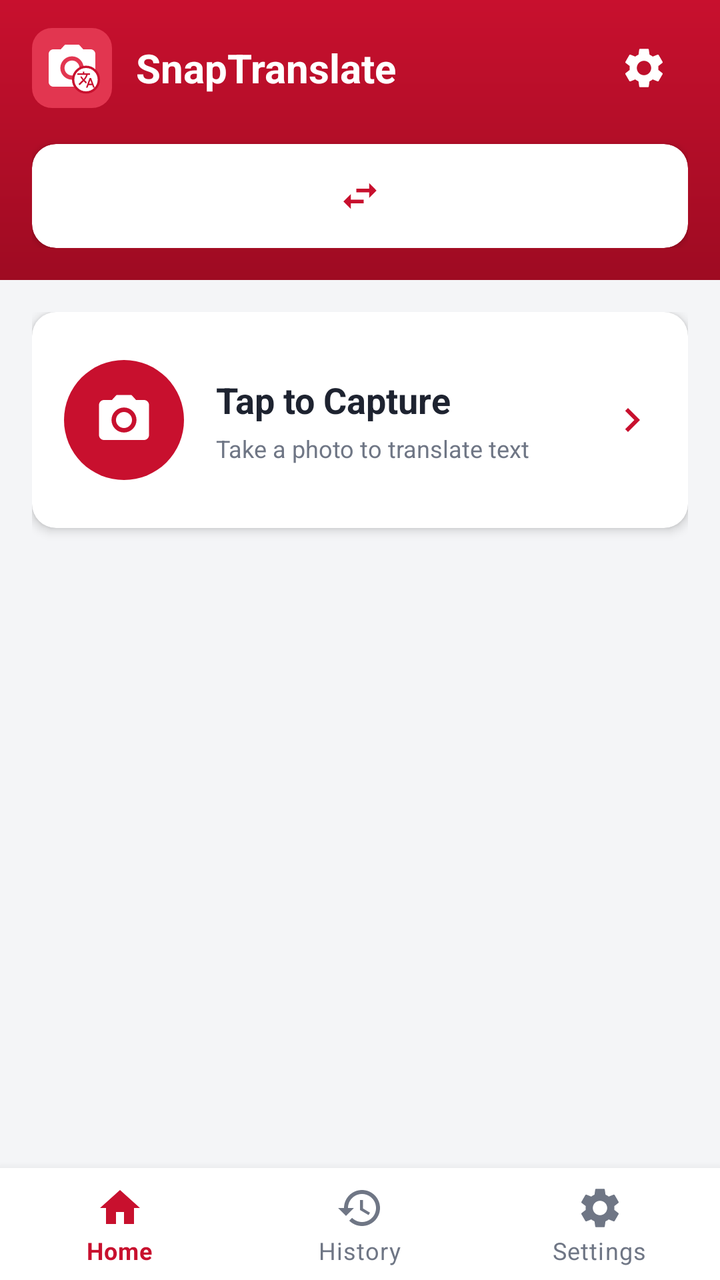
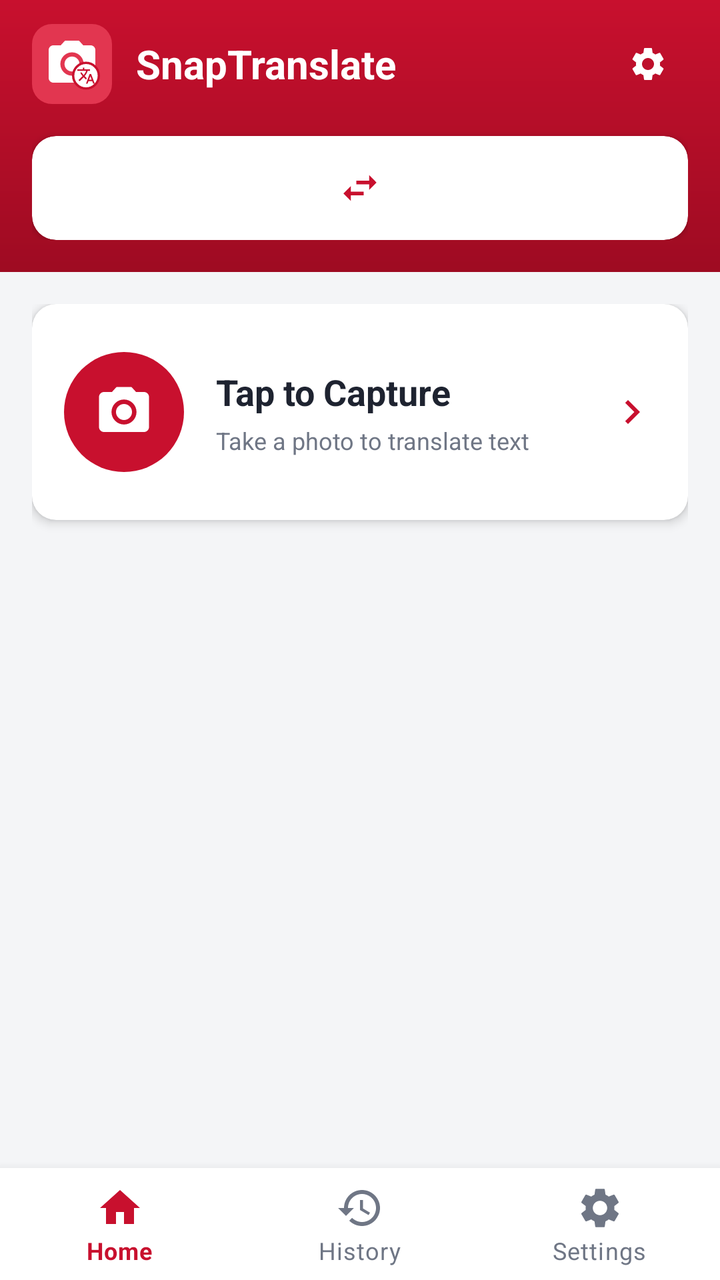

Before-and-after screenshots of an Android layout around one commit, followed by the original layout XML and the change that was made.
<!-- AndroidManifest.xml: application theme Theme.Snap -->
<!-- res/layout/activity_main.xml -->
<?xml version="1.0" encoding="utf-8"?>
<androidx.drawerlayout.widget.DrawerLayout xmlns:android="http://schemas.android.com/apk/res/android"
    xmlns:app="http://schemas.android.com/apk/res-auto"
    android:id="@+id/drawer"
    android:layout_width="match_parent"
    android:layout_height="match_parent">

    <LinearLayout
        android:layout_width="match_parent"
        android:layout_height="match_parent"
        android:orientation="vertical">

        
        <LinearLayout
            android:layout_width="match_parent"
            android:layout_height="wrap_content"
            android:background="@drawable/bg_header"
            android:orientation="vertical"
            android:paddingStart="16dp"
            android:paddingTop="12dp"
            android:paddingEnd="16dp"
            android:paddingBottom="16dp">

            <LinearLayout
                android:layout_width="match_parent"
                android:layout_height="wrap_content"
                android:gravity="center_vertical"
                android:orientation="horizontal">

                <ImageView
                    android:id="@+id/home_logo"
                    android:layout_width="40dp"
                    android:layout_height="40dp"
                    android:background="@drawable/bg_logo_tile_small"
                    android:contentDescription="@string/cd_menu"
                    android:padding="6dp"
                    android:src="@drawable/ic_logo" />

                <TextView
                    android:layout_width="0dp"
                    android:layout_height="wrap_content"
                    android:layout_marginStart="12dp"
                    android:layout_weight="1"
                    android:text="@string/app_name"
                    android:textColor="@color/white"
                    android:textSize="20sp"
                    android:textStyle="bold" />

                <ImageButton
                    android:id="@+id/home_settings"
                    android:layout_width="44dp"
                    android:layout_height="44dp"
                    android:background="?attr/selectableItemBackgroundBorderless"
                    android:contentDescription="@string/nav_settings"
                    android:src="@drawable/ic_settings"
                    app:tint="@color/white" />
            </LinearLayout>

            <com.google.android.material.card.MaterialCardView
                android:layout_width="match_parent"
                android:layout_height="wrap_content"
                android:layout_marginTop="16dp"
                app:cardBackgroundColor="@color/white"
                app:cardCornerRadius="12dp"
                app:cardElevation="2dp">

                <LinearLayout
                    android:id="@+id/lang_bar"
                    android:layout_width="match_parent"
                    android:layout_height="52dp"
                    android:gravity="center_vertical"
                    android:orientation="horizontal"
                    android:paddingStart="8dp"
                    android:paddingEnd="8dp">

                    <TextView
                        android:id="@+id/lang_source"
                        android:layout_width="0dp"
                        android:layout_height="match_parent"
                        android:layout_weight="1"
                        android:background="?attr/selectableItemBackground"
                        android:gravity="center"
                        android:maxLines="1"
                        android:textColor="@color/text_primary"
                        android:textSize="15sp" />

                    <ImageView
                        android:id="@+id/lang_swap"
                        android:layout_width="40dp"
                        android:layout_height="40dp"
                        android:background="?attr/selectableItemBackgroundBorderless"
                        android:contentDescription="@string/cd_swap"
                        android:padding="9dp"
                        android:src="@drawable/ic_swap"
                        app:tint="@color/brand_red" />

                    <TextView
                        android:id="@+id/lang_target"
                        android:layout_width="0dp"
                        android:layout_height="match_parent"
                        android:layout_weight="1"
                        android:background="?attr/selectableItemBackground"
                        android:gravity="center"
                        android:maxLines="1"
                        android:textColor="@color/text_primary"
                        android:textSize="15sp" />
                </LinearLayout>
            </com.google.android.material.card.MaterialCardView>
        </LinearLayout>

        <ScrollView
            android:layout_width="match_parent"
            android:layout_height="0dp"
            android:layout_weight="1">

            <LinearLayout
                android:id="@+id/home_cards"
                android:layout_width="match_parent"
                android:layout_height="wrap_content"
                android:orientation="vertical"
                android:padding="16dp">

                <com.google.android.material.card.MaterialCardView
                    android:id="@+id/card_capture"
                    android:layout_width="match_parent"
                    android:layout_height="wrap_content"
                    android:layout_marginBottom="12dp"
                    android:clickable="true"
                    android:focusable="true"
                    app:cardBackgroundColor="@color/white"
                    app:cardCornerRadius="12dp"
                    app:cardElevation="3dp">

                    <LinearLayout
                        android:layout_width="match_parent"
                        android:layout_height="wrap_content"
                        android:gravity="center_vertical"
                        android:orientation="horizontal"
                        android:paddingStart="16dp"
                        android:paddingTop="24dp"
                        android:paddingEnd="16dp"
                        android:paddingBottom="24dp">

                        <ImageView
                            android:layout_width="60dp"
                            android:layout_height="60dp"
                            android:background="@drawable/bg_icon_circle_red"
                            android:importantForAccessibility="no"
                            android:padding="15dp"
                            android:src="@drawable/ic_camera"
                            app:tint="@color/white" />

                        <LinearLayout
                            android:layout_width="0dp"
                            android:layout_height="wrap_content"
                            android:layout_marginStart="16dp"
                            android:layout_weight="1"
                            android:orientation="vertical">

                            <TextView
                                android:layout_width="wrap_content"
                                android:layout_height="wrap_content"
                                android:text="@string/home_capture_title"
                                android:textColor="@color/text_primary"
                                android:textSize="18sp"
                                android:textStyle="bold" />

                            <TextView
                                android:layout_width="wrap_content"
                                android:layout_height="wrap_content"
                                android:layout_marginTop="4dp"
                                android:text="@string/home_capture_sub"
                                android:textColor="@color/text_secondary"
                                android:textSize="12sp" />
                        </LinearLayout>

                        <ImageView
                            android:layout_width="24dp"
                            android:layout_height="24dp"
                            android:importantForAccessibility="no"
                            android:src="@drawable/ic_chevron_right"
                            app:tint="@color/brand_red" />
                    </LinearLayout>
                </com.google.android.material.card.MaterialCardView>

                
            </LinearLayout>
        </ScrollView>

        <com.google.android.material.bottomnavigation.BottomNavigationView
            android:id="@+id/bottom_nav"
            android:layout_width="match_parent"
            android:layout_height="wrap_content"
            android:background="@color/white"
            app:itemIconTint="@color/nav_item_tint"
            app:itemTextColor="@color/nav_item_tint"
            app:labelVisibilityMode="labeled"
            app:menu="@menu/menu_bottom" />
    </LinearLayout>

    <com.google.android.material.navigation.NavigationView
        android:id="@+id/nav_view"
        android:layout_width="wrap_content"
        android:layout_height="match_parent"
        android:layout_gravity="start"
        android:background="@color/white"
        app:headerLayout="@layout/view_drawer_header"
        app:itemIconTint="@color/drawer_item_text"
        app:itemTextColor="@color/drawer_item_text"
        app:menu="@menu/menu_drawer" />
</androidx.drawerlayout.widget.DrawerLayout>
<!-- res/layout/view_drawer_header.xml (included above) -->
<?xml version="1.0" encoding="utf-8"?>
<LinearLayout xmlns:android="http://schemas.android.com/apk/res/android"
    android:layout_width="match_parent"
    android:layout_height="wrap_content"
    android:background="@drawable/bg_header"
    android:gravity="center_vertical"
    android:orientation="horizontal"
    android:paddingStart="20dp"
    android:paddingTop="40dp"
    android:paddingEnd="16dp"
    android:paddingBottom="24dp">

    <ImageView
        android:layout_width="52dp"
        android:layout_height="52dp"
        android:background="@drawable/bg_logo_tile_small"
        android:importantForAccessibility="no"
        android:padding="8dp"
        android:src="@drawable/ic_logo" />

    <LinearLayout
        android:layout_width="wrap_content"
        android:layout_height="wrap_content"
        android:layout_marginStart="14dp"
        android:orientation="vertical">

        <TextView
            android:layout_width="wrap_content"
            android:layout_height="wrap_content"
            android:text="@string/app_name"
            android:textColor="@color/white"
            android:textSize="17sp"
            android:textStyle="bold" />

        <TextView
            android:id="@+id/drawer_lang"
            android:layout_width="wrap_content"
            android:layout_height="wrap_content"
            android:layout_marginTop="4dp"
            android:textColor="@color/white_muted"
            android:textSize="13sp" />
    </LinearLayout>
</LinearLayout>
<!-- resources referenced by this layout -->
<resources>
  <color name="brand_red">#C8102E</color>
  <color name="text_primary">#1E2330</color>
  <color name="text_secondary">#6F7685</color>
  <color name="white">#FFFFFF</color>
  <color name="white_muted">#E6FFFFFF</color>
  <!-- drawable bg_header (drawable) -->
  <?xml version="1.0" encoding="utf-8"?>
  <shape xmlns:android="http://schemas.android.com/apk/res/android"
      android:shape="rectangle">
      <gradient
          android:angle="270"
          android:endColor="@color/brand_red_dark"
          android:startColor="@color/brand_red" />
  </shape>
  <!-- drawable bg_icon_circle_red (drawable) -->
  <?xml version="1.0" encoding="utf-8"?>
  <shape xmlns:android="http://schemas.android.com/apk/res/android"
      android:shape="oval">
      <solid android:color="@color/brand_red" />
  </shape>
  <!-- drawable bg_logo_tile_small (drawable) -->
  <?xml version="1.0" encoding="utf-8"?>
  <shape xmlns:android="http://schemas.android.com/apk/res/android"
      android:shape="rectangle">
      <solid android:color="@color/brand_red_light" />
      <corners android:radius="10dp" />
  </shape>
  <!-- drawable ic_chevron_right (drawable) -->
  <?xml version="1.0" encoding="utf-8"?>
  <vector xmlns:android="http://schemas.android.com/apk/res/android"
      android:width="24dp"
      android:height="24dp"
      android:viewportWidth="24"
      android:viewportHeight="24">
      <path
          android:fillColor="#FF000000"
          android:pathData="M10,6L8.59,7.41 13.17,12l-4.58,4.59L10,18l6,-6z" />
  </vector>
  <!-- drawable ic_swap (drawable) -->
  <?xml version="1.0" encoding="utf-8"?>
  <vector xmlns:android="http://schemas.android.com/apk/res/android"
      android:width="24dp"
      android:height="24dp"
      android:viewportWidth="24"
      android:viewportHeight="24">
      <path
          android:fillColor="#FF000000"
          android:pathData="M6.99,11L3,15l3.99,4v-3H14v-2H6.99v-3zM21,9l-3.99,-4v3H10v2h7.01v3L21,9z" />
  </vector>
  <string name="app_name" translatable="false">SnapTranslate</string>
  <string name="cd_menu">Open menu</string>
  <string name="cd_swap">Swap languages</string>
  <string name="home_capture_sub">Take a photo to translate text</string>
  <string name="home_capture_title">Tap to Capture</string>
  <string name="nav_settings">Settings</string>
  <style name="Theme.Snap" parent="Theme.MaterialComponents.Light.NoActionBar">
          <item name="colorPrimary">@color/brand_red</item>
          <item name="colorPrimaryVariant">@color/brand_red_dark</item>
          <item name="colorOnPrimary">@color/white</item>
          <item name="colorSecondary">@color/brand_red</item>
          <item name="colorSecondaryVariant">@color/brand_red_dark</item>
          <item name="colorOnSecondary">@color/white</item>
          <item name="android:statusBarColor">@color/brand_red_dark</item>
          <item name="android:windowBackground">@color/bg_app</item>
      </style>
  <color name="brand_red_dark">#9E0B22</color>
  <color name="brand_red_light">#E23650</color>
  <color name="bg_app">#F4F5F7</color>
  <!-- unchanged entries left out for length: 3 -->
</resources>

<!-- the commit's change to res/layout/activity_main.xml (unified diff, before → after) -->
@@ -48,9 +48,7 @@
 
                 <ImageButton
                     android:id="@+id/home_settings"
-                    android:layout_width="44dp"
-                    android:layout_height="44dp"
-                    android:background="?attr/selectableItemBackgroundBorderless"
+                    style="@style/IconButton"
                     android:contentDescription="@string/nav_settings"
                     android:src="@drawable/ic_settings"
                     app:tint="@color/white" />
<!-- resource entries referenced after the edit -->
@@ -55,6 +55,13 @@
   <string name="home_capture_sub">Take a photo to translate text</string>
   <string name="home_capture_title">Tap to Capture</string>
   <string name="nav_settings">Settings</string>
+  <style name="IconButton">
+          <item name="android:layout_width">@dimen/icon_button_size</item>
+          <item name="android:layout_height">@dimen/icon_button_size</item>
+          <item name="android:padding">@dimen/icon_button_padding</item>
+          <item name="android:scaleType">fitCenter</item>
+          <item name="android:background">?attr/selectableItemBackgroundBorderless</item>
+      </style>
   <style name="Theme.Snap" parent="Theme.MaterialComponents.Light.NoActionBar">
           <item name="colorPrimary">@color/brand_red</item>
           <item name="colorPrimaryVariant">@color/brand_red_dark</item>
@@ -67,6 +74,8 @@
       </style>
   <color name="brand_red_dark">#9E0B22</color>
   <color name="brand_red_light">#E23650</color>
+  <dimen name="icon_button_size">40dp</dimen>
+  <dimen name="icon_button_padding">10dp</dimen>
   <color name="bg_app">#F4F5F7</color>
   <!-- unchanged entries left out for length: 3 -->
 </resources>
